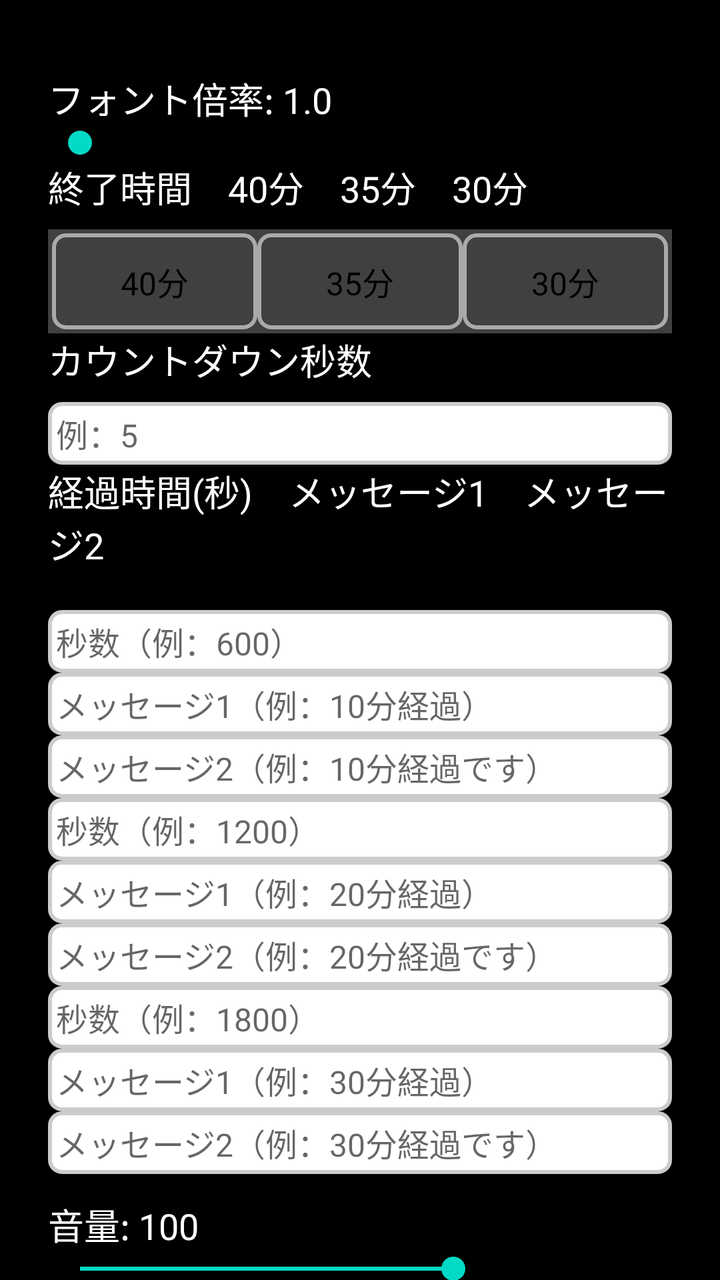
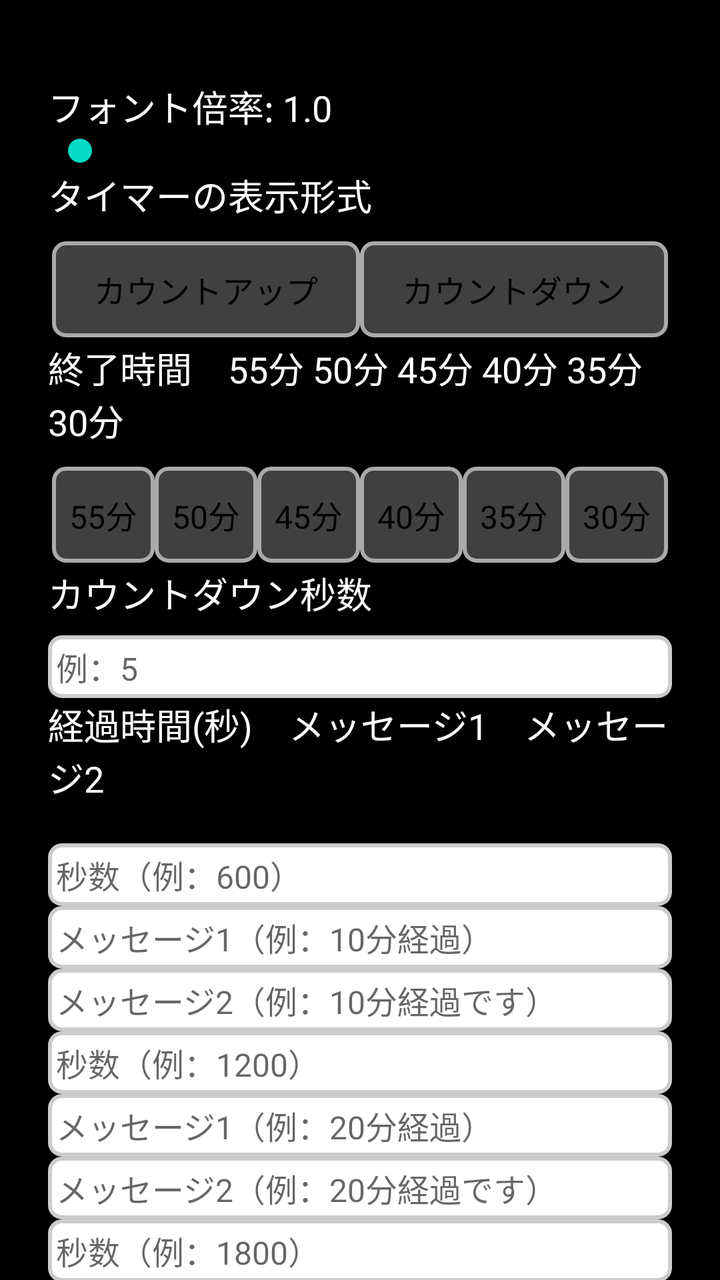

Two renders of the same Android screen: before a commit and after it. Below are the layout's source before the change and the commit's diff.
<!-- AndroidManifest.xml: application theme Theme.MaterialComponents.DayNight.NoActionBar -->
<!-- res/layout/activity_settings.xml -->
<?xml version="1.0" encoding="utf-8"?>

<ScrollView xmlns:android="http://schemas.android.com/apk/res/android"
    android:layout_width="match_parent"
    android:layout_height="match_parent"
    android:background="#000000">

    <LinearLayout
        android:orientation="vertical"
        android:padding="24dp"
        android:layout_width="match_parent"
        android:layout_height="wrap_content"
        android:background="#000000">

        
        <View
            android:layout_width="match_parent"
            android:layout_height="12dp"
            android:background="#000000" />

        
        <TextView
            android:id="@+id/fontScaleLabel"
            android:layout_width="match_parent"
            android:layout_height="wrap_content"
            android:text="フォント倍率: 1.0"
            android:textSize="18sp"
            android:textColor="#FFFFFF" />

        <SeekBar
            android:id="@+id/fontScaleSeek"
            android:layout_width="match_parent"
            android:layout_height="wrap_content"
            android:max="100" />

        
        <TextView
            android:layout_width="match_parent"
            android:layout_height="wrap_content"
            android:text="終了時間　40分　35分　30分"
            android:textColor="#FFFFFF"
            android:textSize="18sp"
            android:paddingBottom="8dp" />

        <RadioGroup
            android:id="@+id/finishGroup"
            android:layout_width="match_parent"
            android:layout_height="wrap_content"
            android:orientation="horizontal"
            android:padding="2dp"
            android:background="#404040"
            android:gravity="center">

            <RadioButton
                android:id="@+id/rb40"
                android:layout_width="0dp"
                android:layout_height="wrap_content"
                android:layout_weight="1"
                android:text="40分"
                android:textColor="#000000"
                android:textSize="16sp"
                android:button="@null"
                android:padding="4dp"
                android:background="@drawable/radio_segment"
                android:gravity="center" />

            <RadioButton
                android:id="@+id/rb35"
                android:layout_width="0dp"
                android:layout_height="wrap_content"
                android:layout_weight="1"
                android:text="35分"
                android:textColor="#000000"
                android:textSize="16sp"
                android:button="@null"
                android:padding="4dp"
                android:background="@drawable/radio_segment"
                android:gravity="center" />

            <RadioButton
                android:id="@+id/rb30"
                android:layout_width="0dp"
                android:layout_height="wrap_content"
                android:layout_weight="1"
                android:text="30分"
                android:textColor="#000000"
                android:textSize="16sp"
                android:button="@null"
                android:padding="4dp"
                android:background="@drawable/radio_segment"
                android:gravity="center" />
        </RadioGroup>

        <TextView
            android:layout_width="match_parent"
            android:layout_height="wrap_content"
            android:text="カウントダウン秒数"
            android:textColor="#FFFFFF"
            android:textSize="18sp"
            android:paddingBottom="8dp" />

        <EditText
            android:id="@+id/countdownSec"
            android:layout_width="match_parent"
            android:layout_height="wrap_content"
            android:hint="例：5"
            android:inputType="numberDecimal"
            android:textColor="#000000"
            android:textSize="16sp"
            android:padding="4dp"
            android:minHeight="0dp"
            android:background="@drawable/edittext_white" />

        
        <TextView
            android:id="@+id/headerText"
            android:layout_width="match_parent"
            android:layout_height="wrap_content"
            android:text="経過時間(秒)　メッセージ1　メッセージ2"
            android:textColor="#FFFFFF"
            android:textSize="18sp"
            android:paddingBottom="20dp"
            android:background="#000000" />

        
        <EditText
            android:id="@+id/minA"
            android:layout_width="match_parent"
            android:layout_height="wrap_content"
            android:hint="秒数（例：600）"
            android:inputType="numberDecimal"
            android:textColor="#000000"
            android:textSize="16sp"
            android:padding="4dp"
            android:minHeight="0dp"
            android:background="@drawable/edittext_white" />

        <EditText
            android:id="@+id/msgA1"
            android:layout_width="match_parent"
            android:layout_height="wrap_content"
            android:hint="メッセージ1（例：10分経過）"
            android:textColor="#000000"
            android:textSize="16sp"
            android:padding="4dp"
            android:minHeight="0dp"
            android:background="@drawable/edittext_white" />

        <EditText
            android:id="@+id/msgA2"
            android:layout_width="match_parent"
            android:layout_height="wrap_content"
            android:hint="メッセージ2（例：10分経過です）"
            android:textColor="#000000"
            android:textSize="16sp"
            android:padding="4dp"
            android:minHeight="0dp"
            android:background="@drawable/edittext_white" />

        
        <EditText
            android:id="@+id/minB"
            android:layout_width="match_parent"
            android:layout_height="wrap_content"
            android:hint="秒数（例：1200）"
            android:inputType="numberDecimal"
            android:textColor="#000000"
            android:textSize="16sp"
            android:padding="4dp"
            android:minHeight="0dp"
            android:background="@drawable/edittext_white" />

        <EditText
            android:id="@+id/msgB1"
            android:layout_width="match_parent"
            android:layout_height="wrap_content"
            android:hint="メッセージ1（例：20分経過）"
            android:textColor="#000000"
            android:textSize="16sp"
            android:padding="4dp"
            android:minHeight="0dp"
            android:background="@drawable/edittext_white" />

        <EditText
            android:id="@+id/msgB2"
            android:layout_width="match_parent"
            android:layout_height="wrap_content"
            android:hint="メッセージ2（例：20分経過です）"
            android:textColor="#000000"
            android:textSize="16sp"
            android:padding="4dp"
            android:minHeight="0dp"
            android:background="@drawable/edittext_white" />

        
        <EditText
            android:id="@+id/minC"
            android:layout_width="match_parent"
            android:layout_height="wrap_content"
            android:hint="秒数（例：1800）"
            android:inputType="numberDecimal"
            android:textColor="#000000"
            android:textSize="16sp"
            android:padding="4dp"
            android:minHeight="0dp"
            android:background="@drawable/edittext_white" />

        <EditText
            android:id="@+id/msgC1"
            android:layout_width="match_parent"
            android:layout_height="wrap_content"
            android:hint="メッセージ1（例：30分経過）"
            android:textColor="#000000"
            android:textSize="16sp"
            android:padding="4dp"
            android:minHeight="0dp"
            android:background="@drawable/edittext_white" />

        <EditText
            android:id="@+id/msgC2"
            android:layout_width="match_parent"
            android:layout_height="wrap_content"
            android:hint="メッセージ2（例：30分経過です）"
            android:textColor="#000000"
            android:textSize="16sp"
            android:padding="4dp"
            android:minHeight="0dp"
            android:background="@drawable/edittext_white" />

        
        <View
            android:layout_width="match_parent"
            android:layout_height="2dp"
            android:background="#000000" />

        <TextView
            android:id="@+id/volumeLabel"
            android:layout_width="match_parent"
            android:layout_height="wrap_content"
            android:text="音量: 100"
            android:textColor="#FFFFFF"
            android:textSize="18sp"
            android:paddingTop="10dp" />

        <SeekBar
            android:id="@+id/volumeSeek"
            android:layout_width="match_parent"
            android:layout_height="wrap_content"
            android:max="150"
            android:progress="100" />

        <Button
            android:id="@+id/testPlayBtn"
            android:layout_width="match_parent"
            android:layout_height="wrap_content"
            android:text="テスト再生"
            android:textSize="18sp"
            android:textColor="#FFFFFF"
            android:background="@drawable/btn_round"
            android:layout_marginTop="12dp" />

        
        <Switch
            android:id="@+id/skipConfirmSwitch"
            android:layout_width="match_parent"
            android:layout_height="wrap_content"
            android:text="終了時の確認メッセージを省略"
            android:textColor="#FFFFFF"
            android:textSize="18sp"
            android:paddingTop="10dp"
            android:paddingBottom="10dp" />

        
        <Button
            android:id="@+id/saveBtn"
            android:layout_width="match_parent"
            android:layout_height="wrap_content"
            android:text="保存"
            android:textSize="18sp"
            android:textColor="#FFFFFF"
            android:background="@drawable/btn_round"
            android:layout_marginTop="24dp" />

        
        <Button
            android:id="@+id/resetBtn"
            android:layout_width="match_parent"
            android:layout_height="wrap_content"
            android:text="初期値に戻す"
            android:textSize="18sp"
            android:textColor="#FFFFFF"
            android:background="@drawable/btn_round"
            android:layout_marginTop="12dp" />

    </LinearLayout>
</ScrollView>
<!-- resources referenced by this layout -->
<resources>
  <!-- drawable btn_round (drawable) -->
  <?xml version="1.0" encoding="utf-8"?>
  
  <shape xmlns:android="http://schemas.android.com/apk/res/android"
      android:shape="rectangle">
  
      <solid android:color="#333333"/>
  
      <corners android:radius="12dp"/>
  
      <padding
          android:left="12dp"
          android:top="8dp"
          android:right="12dp"
          android:bottom="8dp"/>
  </shape>
  <!-- drawable edittext_white (drawable) -->
  <?xml version="1.0" encoding="utf-8"?>
  
  <shape xmlns:android="http://schemas.android.com/apk/res/android">
      <solid android:color="#FFFFFF"/>
      <stroke android:width="2dp" android:color="#CCCCCC"/>
      <corners android:radius="6dp"/>
      <padding
          android:left="8dp"
          android:top="6dp"
          android:right="8dp"
          android:bottom="6dp"/>
  </shape>
  <!-- drawable radio_segment (drawable) -->
  <?xml version="1.0" encoding="utf-8"?>
  
  <selector xmlns:android="http://schemas.android.com/apk/res/android">
  
      
      <item android:state_checked="true">
          <shape android:shape="rectangle">
              <solid android:color="#FFD700"/> 
              <stroke android:width="2dp" android:color="#AAAAAA"/>
              <corners android:radius="6dp"/>
          </shape>
      </item>
  
      
      <item>
          <shape android:shape="rectangle">
              <solid android:color="#404040"/> 
              <stroke android:width="2dp" android:color="#AAAAAA"/>
              <corners android:radius="6dp"/>
          </shape>
      </item>
  
  </selector>
</resources>

<!-- the commit's change to res/layout/activity_settings.xml (unified diff, before → after) -->
@@ -15,7 +15,7 @@
         
         <View
             android:layout_width="match_parent"
-            android:layout_height="12dp"
+            android:layout_height="16dp"
             android:background="#000000" />
 
         
@@ -32,12 +32,54 @@
             android:layout_width="match_parent"
             android:layout_height="wrap_content"
             android:max="100" />
-
-        
-        <TextView
-            android:layout_width="match_parent"
-            android:layout_height="wrap_content"
-            android:text="終了時間　40分　35分　30分"
+        <TextView
+            android:layout_width="wrap_content"
+            android:layout_height="wrap_content"
+            android:text="タイマーの表示形式"
+            android:textColor="#FFFFFF"
+            android:textSize="18sp"
+            android:paddingBottom="8dp" />
+                        
+        <RadioGroup
+            android:id="@+id/timerModeGroup"
+            android:layout_width="match_parent"
+            android:layout_height="wrap_content"
+            android:orientation="horizontal"
+            android:padding="2dp"
+            android:background="#000000"
+            android:gravity="center">
+
+            <RadioButton
+                android:id="@+id/rbCountupMode"
+                android:layout_width="0dp"
+                android:layout_height="wrap_content"
+                android:layout_weight="1"
+                android:text="カウントアップ"
+                android:textColor="#000000"
+                android:textSize="16sp"
+                android:button="@null"
+                android:padding="4dp"
+                android:background="@drawable/radio_segment"
+                android:gravity="center" />
+
+            <RadioButton
+                android:id="@+id/rbCountdownMode"
+                android:layout_width="0dp"
+                android:layout_height="wrap_content"
+                android:layout_weight="1"
+                android:text="カウントダウン"
+                android:textColor="#000000"
+                android:textSize="16sp"
+                android:button="@null"
+                android:padding="4dp"
+                android:background="@drawable/radio_segment"
+                android:gravity="center" />
+        </RadioGroup>
+                
+        <TextView
+            android:layout_width="match_parent"
+            android:layout_height="wrap_content"
+            android:text="終了時間　55分 50分 45分 40分 35分 30分"
             android:textColor="#FFFFFF"
             android:textSize="18sp"
             android:paddingBottom="8dp" />
@@ -48,8 +90,46 @@
             android:layout_height="wrap_content"
             android:orientation="horizontal"
             android:padding="2dp"
-            android:background="#404040"
+            android:background="#000000"
             android:gravity="center">
+            <RadioButton
+                android:id="@+id/rb55"
+                android:layout_width="0dp"
+                android:layout_height="wrap_content"
+                android:layout_weight="1"
+                android:text="55分"
+                android:textColor="#000000"
+                android:textSize="16sp"
+                android:button="@null"
+                android:padding="4dp"
+                android:background="@drawable/radio_segment"
+                android:gravity="center" />
+
+            <RadioButton
+                android:id="@+id/rb50"
+                android:layout_width="0dp"
+                android:layout_height="wrap_content"
+                android:layout_weight="1"
+                android:text="50分"
+                android:textColor="#000000"
+                android:textSize="16sp"
+                android:button="@null"
+                android:padding="4dp"
+                android:background="@drawable/radio_segment"
+                android:gravity="center" />
+
+            <RadioButton
+                android:id="@+id/rb45"
+                android:layout_width="0dp"
+                android:layout_height="wrap_content"
+                android:layout_weight="1"
+                android:text="45分"
+                android:textColor="#000000"
+                android:textSize="16sp"
+                android:button="@null"
+                android:padding="4dp"
+                android:background="@drawable/radio_segment"
+                android:gravity="center" />
 
             <RadioButton
                 android:id="@+id/rb40"
